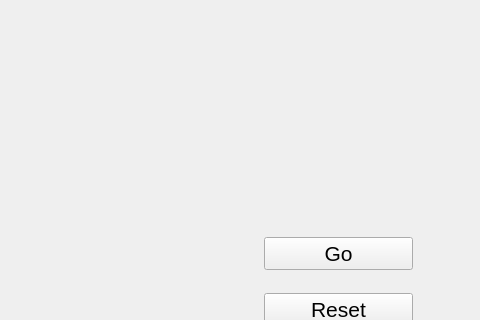
This is my_clothing/MainWindow.ui in lauragro/ClothAnimation as Qt 5 draws it before an edit; both pictures show x 627 to 1107 and y 208 to 528 of the 1107 by 676 pixel window. The edited form follows.
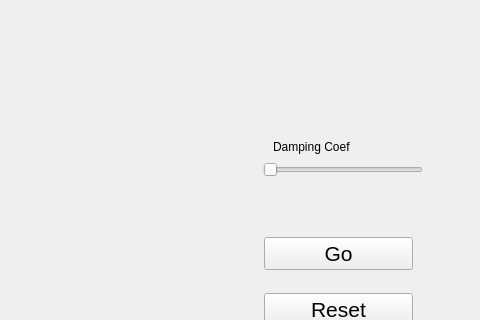
This is the edited form. Custom widgets are drawn as their Qt base class.

Diff of the .ui file:
```diff
--- a/my_clothing/MainWindow.ui
+++ b/my_clothing/MainWindow.ui
@@ -77,6 +77,38 @@
      </item>
     </layout>
    </widget>
+   <widget class="QSlider" name="horizontalSlider">
+    <property name="geometry">
+     <rect>
+      <x>890</x>
+      <y>350</y>
+      <width>160</width>
+      <height>22</height>
+     </rect>
+    </property>
+    <property name="maximum">
+     <number>10</number>
+    </property>
+    <property name="pageStep">
+     <number>1</number>
+    </property>
+    <property name="orientation">
+     <enum>Qt::Horizontal</enum>
+    </property>
+   </widget>
+   <widget class="QLabel" name="label">
+    <property name="geometry">
+     <rect>
+      <x>900</x>
+      <y>330</y>
+      <width>121</width>
+      <height>16</height>
+     </rect>
+    </property>
+    <property name="text">
+     <string>Damping Coef</string>
+    </property>
+   </widget>
   </widget>
   <widget class="QMenuBar" name="menuBar">
    <property name="geometry">
```
Left out of the diff: 25 changed lines with no effect on the pictures.
